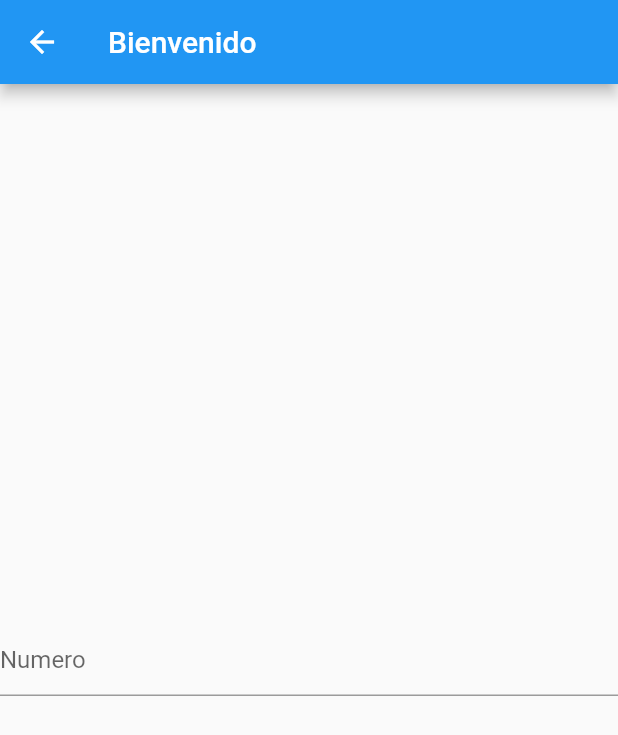
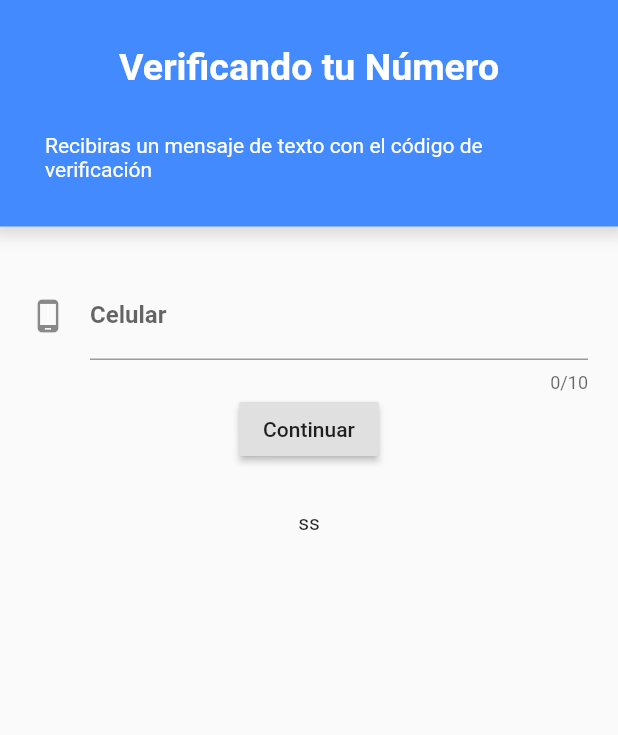
Before and after one commit to Octaviocv/appsicanet, a Flutter app: the screen it shows after launch, on a phone screen of 412 x 824 dp. Shown: the top 735 px of the screen. Run offline on Flutter 3.47's test engine with Material 2 defaults, Android fonts, the phone set to English and light mode, and no system bars; our stand-ins replace animate_do, cloud_firestore, firebase_auth, firebase_core; accounts and stored records are empty.

```diff
--- /dev/null
+++ b/lib/src/models/users_model.dart
@@ -0,0 +1,33 @@
+class UserModel{
+  String id;
+  String usuario;
+  String email;
+  String nummovil;
+
+
+
+  UserModel({this.id,this.usuario,this.email,this.nummovil});
+
+  factory UserModel.fromJsonMap(Map<String,dynamic> json) => UserModel(
+    id : json['id'],
+    usuario:  json['usuario'],
+    email : json['email'],
+    nummovil:json['nummovil'],
+  );
+
+  UserModel.fromJsonMapC(Map<String,dynamic> json){
+      id = json['id'];
+      email = json['email'];
+      usuario = json['usuario'];
+      nummovil=json['nummovil'];
+  }
+
+  Map<String,dynamic> toMap()=>{
+    'id':id,
+    'usuario':usuario,
+    'email':email,
+    'nummovil':nummovil,
+
+  };
+
+}
--- a/lib/src/pages/home_page.dart
+++ b/lib/src/pages/home_page.dart
@@ -15,9 +15,7 @@ class _HomePageState extends State<HomePage> {
         title: Text('Bienvenido '),
       ),
       body: Center(
-        child: TextField(
-          decoration: InputDecoration(hintText: 'Numero'),
-        ),
+        child: Text('Bienvenido pantalla de inicio'),
       ),
     );
   }
--- /dev/null
+++ b/lib/src/pages/login_page.dart
@@ -0,0 +1,159 @@
+import 'package:appsicanet/src/services/users_service.dart';
+import 'package:firebase_auth/firebase_auth.dart';
+import 'package:flutter/material.dart';
+
+class LoginPage extends StatefulWidget {
+  LoginPage({Key key}) : super(key: key);
+
+  @override
+  _LoginPageState createState() => _LoginPageState();
+}
+
+class _LoginPageState extends State<LoginPage> {
+  bool _loggedIn = false;
+  String codigosms;
+
+  UsersService serviciousuario = UsersService();
+  final _scaffoldKey = GlobalKey<ScaffoldState>();
+
+  TextEditingController phonecontroller = TextEditingController();
+  TextEditingController codecontroller = TextEditingController();
+
+  @override
+  Widget build(BuildContext context) {
+    return Scaffold(
+      body: Column(
+        //  mainAxisAlignment: MainAxisAlignment.center,
+        children: [
+          Container(
+            padding: EdgeInsets.all(30),
+            decoration: BoxDecoration(color: Colors.blueAccent, boxShadow: [
+              BoxShadow(
+                color: Colors.black12,
+                spreadRadius: 5,
+                blurRadius: 7,
+                offset: Offset(0, 1),
+              ) //
+            ]),
+            child: Column(
+              children: [
+                Text(
+                  'Verificando tu Número',
+                  style: TextStyle(
+                      fontWeight: FontWeight.bold,
+                      fontSize: 25,
+                      color: Colors.white),
+                ),
+                SizedBox(
+                  height: 30,
+                ),
+                Text(
+                  'Recibiras un mensaje de texto con el código de verificación',
+                  style: TextStyle(color: Colors.white),
+                ),
+              ],
+            ),
+          ),
+          Container(
+            padding: EdgeInsets.symmetric(horizontal: 20, vertical: 30),
+            child: Column(
+              children: [
+                TextField(
+                  style: TextStyle(fontWeight: FontWeight.bold),
+                  controller: phonecontroller,
+                  maxLength: 10,
+                  keyboardType: TextInputType.phone,
+                  decoration: InputDecoration(
+                    labelText: 'Celular',
+                    prefix: Text('+52'),
+                    icon: Icon(Icons.phone_android),
+                  ),
+                ),
+                RaisedButton(
+                  onPressed: () async {
+                    bool existe = await serviciousuario
+                        .existeNumCel('+52${phonecontroller.text}');
+                    if (existe) {
+                      requestCode('+52${phonecontroller.text}');
+                      print('EL CODIGO ES $codigosms');
+                    } else {
+                      //showSnackBar();
+                      // Navigator.pushNamed(context, 'registro');
+                      print("No existe");
+                    }
+                  },
+                  child: Text('Continuar'),
+                ),
+              ],
+            ),
+          ),
+          Container(
+              padding: EdgeInsets.symmetric(horizontal: 20),
+              child: codigosms != null
+                  ? Column(
+                      children: [
+                        TextField(
+                          controller: codecontroller,
+                          maxLength: 10,
+                          keyboardType: TextInputType.number,
+                          decoration: InputDecoration(
+                            labelText: 'codigo',
+                            icon: Icon(Icons.phone_android),
+                          ),
+                        ),
+                        RaisedButton(
+                          onPressed: () async {
+                            singInCode(codecontroller.text, codigosms);
+                          },
+                          child: Text('Login'),
+                        ),
+                      ],
+                    )
+                  : Text('ss')),
+        ],
+      ),
+    );
+  }
+
+  void showSnackBar() {
+    final SnackBar snackBar = SnackBar(
+        content: Text('Este numero no esta registrado, debes Registrarlo'));
+    _scaffoldKey.currentState.showSnackBar(snackBar);
+    Navigator.pushNamed(context, 'registro');
+  }
+
+  void requestCode(String numberPhone) async {
+    await FirebaseAuth.instance.verifyPhoneNumber(
+        phoneNumber: numberPhone,
+        timeout: Duration(seconds: 60),
+        verificationCompleted: (AuthCredential phoneAuthCredential) =>
+            print('Sign up with phone complete'),
+        verificationFailed: (FirebaseAuthException error) =>
+            print('error message is ${error.message}'),
+        codeSent: (String verificationId, [int forceResendingToken]) {
+          print('verificationId is $verificationId');
+          setState(() {
+            codigosms = verificationId;
+          });
+        },
+        codeAutoRetrievalTimeout: (String codigo) {
+          print('TERMINA EL TIEMPO $codigo');
+        });
+  }
+
+  singInCode(String code, String verificationId) async {
+    AuthCredential authCreds = PhoneAuthProvider.credential(
+        verificationId: verificationId, smsCode: code);
+    final User user =
+        (await FirebaseAuth.instance.signInWithCredential(authCreds)).user;
+    if (user != null) {
+      //loginProvider.login();
+      //final userLoggedin = await serviciousuario.getUser(phonecontroller.text);
+      //loginProvider.usuario = userLoggedin;
+
+      Navigator.pushNamed(context, 'home');
+    } else {
+      print('Error de subscripción');
+    }
+  }
+}
--- a/lib/src/pages/splash_page.dart
+++ b/lib/src/pages/splash_page.dart
@@ -12,14 +12,14 @@ class _SplashPageState extends State<SplashPage> {
   @override
   void initState() {
     WidgetsBinding.instance.addPostFrameCallback((_) {
-      goToHome();
+      goToLogin();
     });
     super.initState();
   }
 
-  void goToHome() {
+  void goToLogin() {
     Future.delayed(
-        Duration(seconds: 5), () => Navigator.pushNamed(context, 'home'));
+        Duration(seconds: 5), () => Navigator.pushNamed(context, 'login'));
   }
 
   @override
--- a/lib/src/routes/routes.dart
+++ b/lib/src/routes/routes.dart
@@ -1,8 +1,10 @@
 import 'package:appsicanet/src/pages/home_page.dart';
+import 'package:appsicanet/src/pages/login_page.dart';
 import 'package:flutter/material.dart';
 
 Map<String, WidgetBuilder> getRoutes() {
   return {
     'home': (BuildContext context) => HomePage(),
+    'login': (BuildContext context) => LoginPage(),
   };
 }
--- a/pubspec.yaml
+++ b/pubspec.yaml
@@ -29,6 +29,9 @@ dependencies:
   # Use with the CupertinoIcons class for iOS style icons.
   cupertino_icons: ^1.0.0
   animate_do: ^1.7.3
+  firebase_auth: ^0.18.3+1
+  cloud_firestore: ^0.14.0+2
+
 
 dev_dependencies:
   flutter_test:
```
Also changed, not shown: lib/main.dart (+12 -1 lines), lib/src/models/usuarios_model.dart (added, +24 -0 lines), lib/src/services/users_service.dart (added, +44 -0 lines), pubspec.lock, 7 other files.
